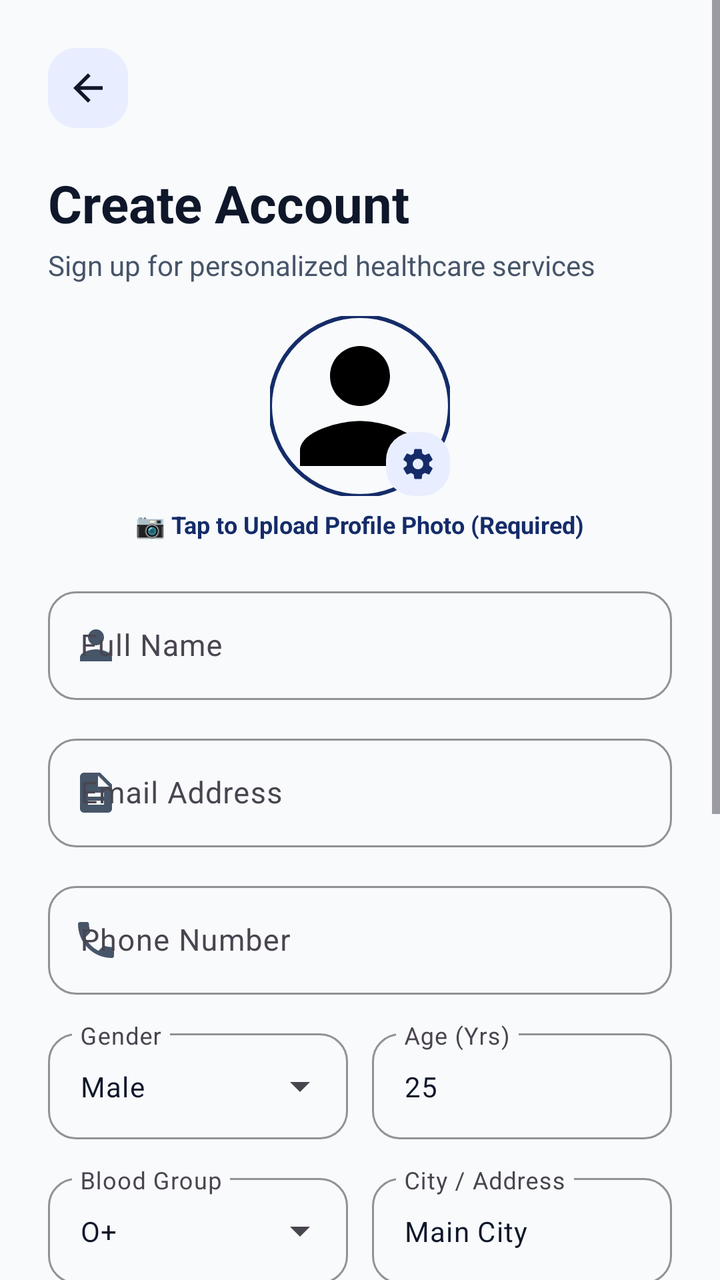
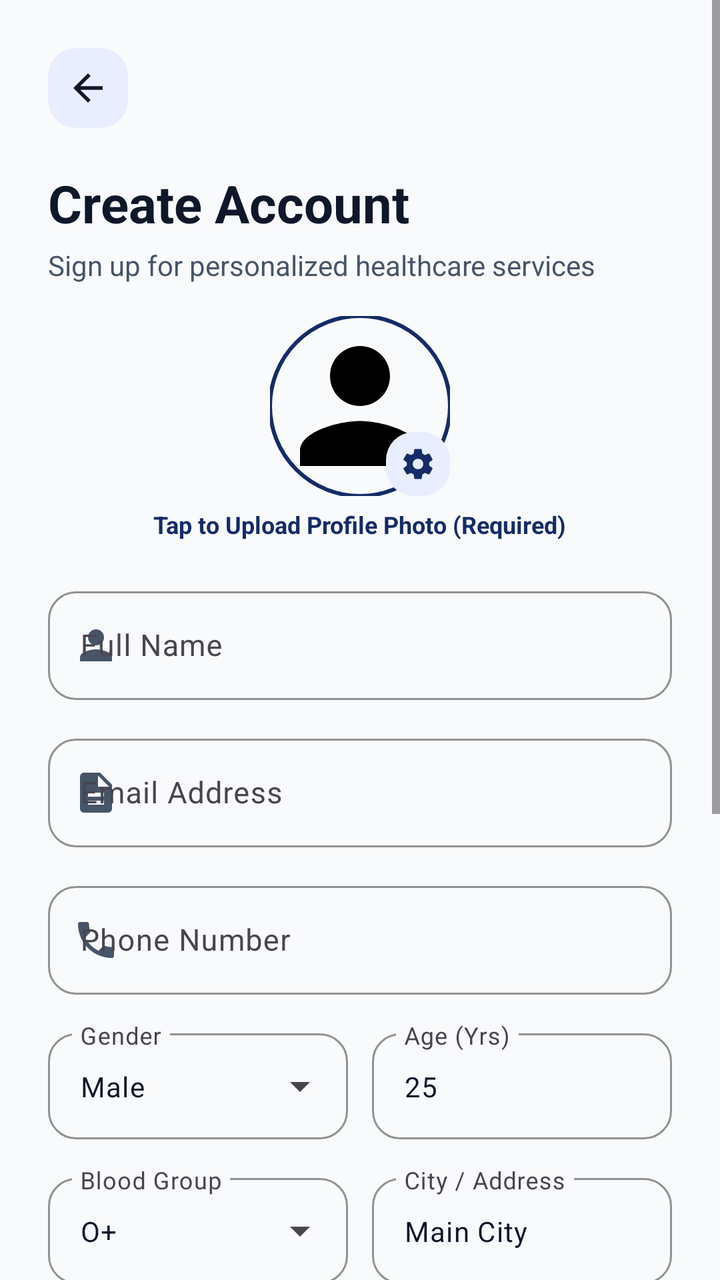

Two renders of the same Android screen: before a commit and after it. Below are the layout's source before the change and the commit's diff.
<!-- AndroidManifest.xml: application theme Theme.CareWell -->
<!-- res/layout/activity_signup.xml -->
<?xml version="1.0" encoding="utf-8"?>
<ScrollView xmlns:android="http://schemas.android.com/apk/res/android"
    xmlns:app="http://schemas.android.com/apk/res-auto"
    android:layout_width="match_parent"
    android:layout_height="match_parent"
    android:background="@color/background_light"
    android:fillViewport="true">

    <LinearLayout
        android:layout_width="match_parent"
        android:layout_height="wrap_content"
        android:orientation="vertical"
        android:padding="24dp">

        <FrameLayout
            android:layout_width="40dp"
            android:layout_height="40dp"
            android:background="@drawable/bg_squircle_icon">

            <ImageView
                android:id="@+id/iv_back"
                android:layout_width="22dp"
                android:layout_height="22dp"
                android:layout_gravity="center"
                android:contentDescription="Back button"
                android:src="@drawable/ic_back"
                app:tint="@color/text_primary" />
        </FrameLayout>

        <TextView
            android:layout_width="wrap_content"
            android:layout_height="wrap_content"
            android:layout_marginTop="20dp"
            android:text="Create Account"
            android:textColor="@color/text_primary"
            android:textSize="26sp"
            android:textStyle="bold" />

        <TextView
            android:layout_width="wrap_content"
            android:layout_height="wrap_content"
            android:layout_marginTop="4dp"
            android:text="Sign up for personalized healthcare services"
            android:textColor="@color/text_secondary"
            android:textSize="14sp" />

        
        <RelativeLayout
            android:layout_width="wrap_content"
            android:layout_height="wrap_content"
            android:layout_gravity="center_horizontal"
            android:layout_marginTop="16dp">

            <com.google.android.material.imageview.ShapeableImageView
                android:id="@+id/iv_profile_pic"
                android:layout_width="90dp"
                android:layout_height="90dp"
                android:scaleType="centerCrop"
                android:src="@drawable/ic_user"
                app:shapeAppearanceOverlay="@style/ShapeAppearanceOverlay.App.Circle"
                app:strokeColor="@color/primary"
                app:strokeWidth="2dp" />

            <FrameLayout
                android:id="@+id/fl_camera_btn"
                android:layout_width="32dp"
                android:layout_height="32dp"
                android:layout_alignBottom="@id/iv_profile_pic"
                android:layout_alignEnd="@id/iv_profile_pic"
                android:background="@drawable/bg_squircle_icon"
                android:clickable="true"
                android:focusable="true">

                <ImageView
                    android:layout_width="18dp"
                    android:layout_height="18dp"
                    android:layout_gravity="center"
                    android:contentDescription="Camera"
                    android:src="@drawable/ic_settings"
                    app:tint="@color/primary" />
            </FrameLayout>
        </RelativeLayout>

        <TextView
            android:id="@+id/tv_upload_label"
            android:layout_width="wrap_content"
            android:layout_height="wrap_content"
            android:layout_gravity="center_horizontal"
            android:layout_marginTop="6dp"
            android:text="📷 Tap to Upload Profile Photo (Required)"
            android:textColor="@color/primary"
            android:textSize="12sp"
            android:textStyle="bold" />

        <com.google.android.material.textfield.TextInputLayout
            android:id="@+id/til_name"
            style="@style/Widget.Material3.TextInputLayout.OutlinedBox"
            android:layout_width="match_parent"
            android:layout_height="wrap_content"
            android:layout_marginTop="20dp"
            android:hint="Full Name"
            app:boxCornerRadiusBottomEnd="14dp"
            app:boxCornerRadiusBottomStart="14dp"
            app:boxCornerRadiusTopEnd="14dp"
            app:boxCornerRadiusTopStart="14dp"
            app:boxStrokeColor="@color/primary"
            app:startIconDrawable="@drawable/ic_user"
            app:startIconTint="@color/text_secondary">

            <com.google.android.material.textfield.TextInputEditText
                android:id="@+id/et_name"
                android:layout_width="match_parent"
                android:layout_height="wrap_content"
                android:inputType="textPersonName"
                android:textColor="@color/text_primary"
                android:textSize="15sp" />
        </com.google.android.material.textfield.TextInputLayout>

        <com.google.android.material.textfield.TextInputLayout
            android:id="@+id/til_email"
            style="@style/Widget.Material3.TextInputLayout.OutlinedBox"
            android:layout_width="match_parent"
            android:layout_height="wrap_content"
            android:layout_marginTop="14dp"
            android:hint="Email Address"
            app:boxCornerRadiusBottomEnd="14dp"
            app:boxCornerRadiusBottomStart="14dp"
            app:boxCornerRadiusTopEnd="14dp"
            app:boxCornerRadiusTopStart="14dp"
            app:boxStrokeColor="@color/primary"
            app:startIconDrawable="@drawable/ic_file"
            app:startIconTint="@color/text_secondary">

            <com.google.android.material.textfield.TextInputEditText
                android:id="@+id/et_email"
                android:layout_width="match_parent"
                android:layout_height="wrap_content"
                android:inputType="textEmailAddress"
                android:textColor="@color/text_primary"
                android:textSize="15sp" />
        </com.google.android.material.textfield.TextInputLayout>

        <com.google.android.material.textfield.TextInputLayout
            android:id="@+id/til_phone"
            style="@style/Widget.Material3.TextInputLayout.OutlinedBox"
            android:layout_width="match_parent"
            android:layout_height="wrap_content"
            android:layout_marginTop="14dp"
            android:hint="Phone Number"
            app:boxCornerRadiusBottomEnd="14dp"
            app:boxCornerRadiusBottomStart="14dp"
            app:boxCornerRadiusTopEnd="14dp"
            app:boxCornerRadiusTopStart="14dp"
            app:boxStrokeColor="@color/primary"
            app:startIconDrawable="@drawable/ic_phone"
            app:startIconTint="@color/text_secondary">

            <com.google.android.material.textfield.TextInputEditText
                android:id="@+id/et_phone"
                android:layout_width="match_parent"
                android:layout_height="wrap_content"
                android:inputType="phone"
                android:textColor="@color/text_primary"
                android:textSize="15sp" />
        </com.google.android.material.textfield.TextInputLayout>

        
        <LinearLayout
            android:layout_width="match_parent"
            android:layout_height="wrap_content"
            android:layout_marginTop="14dp"
            android:orientation="horizontal">

            <com.google.android.material.textfield.TextInputLayout
                android:id="@+id/til_gender"
                style="@style/Widget.Material3.TextInputLayout.OutlinedBox.ExposedDropdownMenu"
                android:layout_width="0dp"
                android:layout_height="wrap_content"
                android:layout_weight="1"
                android:layout_marginEnd="6dp"
                android:hint="Gender"
                app:boxCornerRadiusBottomEnd="14dp"
                app:boxCornerRadiusBottomStart="14dp"
                app:boxCornerRadiusTopEnd="14dp"
                app:boxCornerRadiusTopStart="14dp"
                app:boxStrokeColor="@color/primary">

                <AutoCompleteTextView
                    android:id="@+id/actv_gender"
                    android:layout_width="match_parent"
                    android:layout_height="wrap_content"
                    android:inputType="none"
                    android:text="Male"
                    android:textColor="@color/text_primary"
                    android:textSize="14sp" />
            </com.google.android.material.textfield.TextInputLayout>

            <com.google.android.material.textfield.TextInputLayout
                android:id="@+id/til_age"
                style="@style/Widget.Material3.TextInputLayout.OutlinedBox"
                android:layout_width="0dp"
                android:layout_height="wrap_content"
                android:layout_weight="1"
                android:layout_marginStart="6dp"
                android:hint="Age (Yrs)"
                app:boxCornerRadiusBottomEnd="14dp"
                app:boxCornerRadiusBottomStart="14dp"
                app:boxCornerRadiusTopEnd="14dp"
                app:boxCornerRadiusTopStart="14dp"
                app:boxStrokeColor="@color/primary">

                <com.google.android.material.textfield.TextInputEditText
                    android:id="@+id/et_age"
                    android:layout_width="match_parent"
                    android:layout_height="wrap_content"
                    android:inputType="number"
                    android:text="25"
                    android:textColor="@color/text_primary"
                    android:textSize="14sp" />
            </com.google.android.material.textfield.TextInputLayout>
        </LinearLayout>

        
        <LinearLayout
            android:layout_width="match_parent"
            android:layout_height="wrap_content"
            android:layout_marginTop="14dp"
            android:orientation="horizontal">

            <com.google.android.material.textfield.TextInputLayout
                android:id="@+id/til_blood_group"
                style="@style/Widget.Material3.TextInputLayout.OutlinedBox.ExposedDropdownMenu"
                android:layout_width="0dp"
                android:layout_height="wrap_content"
                android:layout_weight="1"
                android:layout_marginEnd="6dp"
                android:hint="Blood Group"
                app:boxCornerRadiusBottomEnd="14dp"
                app:boxCornerRadiusBottomStart="14dp"
                app:boxCornerRadiusTopEnd="14dp"
                app:boxCornerRadiusTopStart="14dp"
                app:boxStrokeColor="@color/primary">

                <AutoCompleteTextView
                    android:id="@+id/actv_blood_group"
                    android:layout_width="match_parent"
                    android:layout_height="wrap_content"
                    android:inputType="none"
                    android:text="O+"
                    android:textColor="@color/text_primary"
                    android:textSize="14sp" />
            </com.google.android.material.textfield.TextInputLayout>

            <com.google.android.material.textfield.TextInputLayout
                android:id="@+id/til_address"
                style="@style/Widget.Material3.TextInputLayout.OutlinedBox"
                android:layout_width="0dp"
                android:layout_height="wrap_content"
                android:layout_weight="1"
                android:layout_marginStart="6dp"
                android:hint="City / Address"
                app:boxCornerRadiusBottomEnd="14dp"
                app:boxCornerRadiusBottomStart="14dp"
                app:boxCornerRadiusTopEnd="14dp"
                app:boxCornerRadiusTopStart="14dp"
                app:boxStrokeColor="@color/primary">

                <com.google.android.material.textfield.TextInputEditText
                    android:id="@+id/et_address"
                    android:layout_width="match_parent"
                    android:layout_height="wrap_content"
                    android:inputType="textPostalAddress"
                    android:text="Main City"
                    android:textColor="@color/text_primary"
                    android:textSize="14sp" />
            </com.google.android.material.textfield.TextInputLayout>
        </LinearLayout>

        <com.google.android.material.textfield.TextInputLayout
            android:id="@+id/til_password"
            style="@style/Widget.Material3.TextInputLayout.OutlinedBox"
            android:layout_width="match_parent"
            android:layout_height="wrap_content"
            android:layout_marginTop="14dp"
            android:hint="Password"
            app:boxCornerRadiusBottomEnd="14dp"
            app:boxCornerRadiusBottomStart="14dp"
            app:boxCornerRadiusTopEnd="14dp"
            app:boxCornerRadiusTopStart="14dp"
            app:boxStrokeColor="@color/primary"
            app:passwordToggleEnabled="true"
            app:passwordToggleTint="@color/text_secondary"
            app:startIconDrawable="@drawable/ic_settings"
            app:startIconTint="@color/text_secondary">

            <com.google.android.material.textfield.TextInputEditText
                android:id="@+id/et_password"
                android:layout_width="match_parent"
                android:layout_height="wrap_content"
                android:inputType="textPassword"
                android:textColor="@color/text_primary"
                android:textSize="15sp" />
        </com.google.android.material.textfield.TextInputLayout>

        <com.google.android.material.textfield.TextInputLayout
            android:id="@+id/til_confirm_password"
            style="@style/Widget.Material3.TextInputLayout.OutlinedBox"
            android:layout_width="match_parent"
            android:layout_height="wrap_content"
            android:layout_marginTop="14dp"
            android:hint="Confirm Password"
            app:boxCornerRadiusBottomEnd="14dp"
            app:boxCornerRadiusBottomStart="14dp"
            app:boxCornerRadiusTopEnd="14dp"
            app:boxCornerRadiusTopStart="14dp"
            app:boxStrokeColor="@color/primary"
            app:passwordToggleEnabled="true"
            app:passwordToggleTint="@color/text_secondary"
            app:startIconDrawable="@drawable/ic_settings"
            app:startIconTint="@color/text_secondary">

            <com.google.android.material.textfield.TextInputEditText
                android:id="@+id/et_confirm_password"
                android:layout_width="match_parent"
                android:layout_height="wrap_content"
                android:inputType="textPassword"
                android:textColor="@color/text_primary"
                android:textSize="15sp" />
        </com.google.android.material.textfield.TextInputLayout>

        <CheckBox
            android:id="@+id/cb_terms"
            android:layout_width="wrap_content"
            android:layout_height="wrap_content"
            android:layout_marginTop="14dp"
            android:text="I agree to the Terms &amp; Conditions"
            android:textColor="@color/text_secondary"
            android:textSize="13sp" />

        <com.google.android.material.button.MaterialButton
            android:id="@+id/btn_signup"
            android:layout_width="match_parent"
            android:layout_height="52dp"
            android:layout_marginTop="20dp"
            android:backgroundTint="@color/primary"
            android:elevation="2dp"
            android:text="Sign Up"
            android:textColor="@color/white"
            android:textSize="16sp"
            android:textStyle="bold"
            app:cornerRadius="14dp" />

        <LinearLayout
            android:layout_width="wrap_content"
            android:layout_height="wrap_content"
            android:layout_gravity="center_horizontal"
            android:layout_marginTop="20dp"
            android:layout_marginBottom="16dp"
            android:orientation="horizontal">

            <TextView
                android:layout_width="wrap_content"
                android:layout_height="wrap_content"
                android:text="Already have an account? "
                android:textColor="@color/text_secondary"
                android:textSize="14sp" />

            <TextView
                android:id="@+id/tv_login"
                android:layout_width="wrap_content"
                android:layout_height="wrap_content"
                android:background="?attr/selectableItemBackgroundBorderless"
                android:clickable="true"
                android:focusable="true"
                android:padding="2dp"
                android:text="Login"
                android:textColor="@color/secondary"
                android:textSize="14sp"
                android:textStyle="bold" />
        </LinearLayout>

    </LinearLayout>
</ScrollView>
<!-- resources referenced by this layout -->
<resources>
  <color name="background_light">#F8FAFC</color>
  <color name="primary">#152C69</color>
  <color name="secondary">#2563EB</color>
  <color name="text_primary">#0F172A</color>
  <color name="text_secondary">#475569</color>
  <color name="white">#FFFFFF</color>
  <!-- drawable bg_squircle_icon (drawable) -->
  <?xml version="1.0" encoding="utf-8"?>
  <shape xmlns:android="http://schemas.android.com/apk/res/android"
      android:shape="rectangle">
      <solid android:color="#E8EEFF" />
      <corners android:radius="14dp" />
  </shape>
  <!-- drawable ic_back (drawable) -->
  <vector xmlns:android="http://schemas.android.com/apk/res/android"
      android:width="24dp"
      android:height="24dp"
      android:viewportWidth="24"
      android:viewportHeight="24">
      <path
          android:fillColor="#FF000000"
          android:pathData="M20,11H7.83l5.59,-5.59L12,4l-8,8 8,8 1.41,-1.41L7.83,13H20v-2z"/>
  </vector>
  <!-- drawable ic_file (drawable) -->
  <vector xmlns:android="http://schemas.android.com/apk/res/android"
      android:width="24dp"
      android:height="24dp"
      android:viewportWidth="24"
      android:viewportHeight="24">
      <path
          android:fillColor="#FF000000"
          android:pathData="M14,2H6c-1.1,0 -1.99,0.9 -1.99,2L4,20c0,1.1 0.89,2 1.99,2H18c1.1,0 2,-0.9 2,-2V8l-6,-6zm2,16H8v-2h8v2zm0,-4H8v-2h8v2zm-3,-5V3.5L18.5,9H13z"/>
  </vector>
  <!-- drawable ic_phone (drawable) -->
  <vector xmlns:android="http://schemas.android.com/apk/res/android"
      android:width="24dp"
      android:height="24dp"
      android:viewportWidth="24"
      android:viewportHeight="24">
      <path
          android:fillColor="#FF000000"
          android:pathData="M6.62,10.79c1.44,2.83 3.76,5.14 6.59,6.59l2.2,-2.2c0.27,-0.27 0.67,-0.36 1.02,-0.24 1.12,0.37 2.33,0.57 3.57,0.57 0.55,0 1,0.45 1,1V20c0,0.55 -0.45,1 -1,1-9.39,0 -17,-7.61 -17,-17 0,-0.55 0.45,-1 1,-1h3.5c0.55,0 1,0.45 1,1 0,1.25 0.2,2.45 0.57,3.57 0.11,0.35 0.03,0.74 -0.25,1.02l-2.2,2.2z"/>
  </vector>
  <!-- drawable ic_user (drawable) -->
  <vector xmlns:android="http://schemas.android.com/apk/res/android"
      android:width="24dp"
      android:height="24dp"
      android:viewportWidth="24"
      android:viewportHeight="24">
      <path
          android:fillColor="#FF000000"
          android:pathData="M12,12c2.21,0 4,-1.79 4,-4s-1.79,-4 -4,-4 -4,1.79 -4,4 1.79,4 4,4zm0,2c-2.67,0 -8,1.34 -8,4v2h16v-2c0,-2.66 -5.33,-4 -8,-4z"/>
  </vector>
  <style name="ShapeAppearanceOverlay.App.Circle" parent="">
          <item name="cornerSize">50%</item>
      </style>
  <style name="Theme.CareWell" parent="Base.Theme.CareWell" />
  <style name="Base.Theme.CareWell" parent="Theme.Material3.Light.NoActionBar">
          <item name="colorPrimary">@color/primary</item>
          <item name="colorPrimaryVariant">@color/primary_dark</item>
          <item name="colorOnPrimary">@color/white</item>
          <item name="colorSecondary">@color/secondary</item>
          <item name="colorSecondaryVariant">@color/secondary</item>
          <item name="colorOnSecondary">@color/white</item>
          <item name="android:statusBarColor">@color/white</item>
          <item name="android:windowLightStatusBar">true</item>
          <item name="android:windowBackground">@color/background_light</item>
          <item name="colorSecondaryContainer">@color/primary_light</item>
          <item name="colorOnSecondaryContainer">@color/primary</item>
          <item name="android:navigationBarColor">@color/white</item>
          <item name="android:windowLightNavigationBar" tools:targetApi="o_mr1">true</item>
      </style>
  <color name="primary_dark">#0D1D47</color>
  <color name="primary_light">#EBF1FF</color>
  <!-- unchanged entries left out for length: 1 -->
</resources>

<!-- the commit's change to res/layout/activity_signup.xml (unified diff, before → after) -->
@@ -87,7 +87,7 @@
             android:layout_height="wrap_content"
             android:layout_gravity="center_horizontal"
             android:layout_marginTop="6dp"
-            android:text="📷 Tap to Upload Profile Photo (Required)"
+            android:text="Tap to Upload Profile Photo (Required)"
             android:textColor="@color/primary"
             android:textSize="12sp"
             android:textStyle="bold" />
